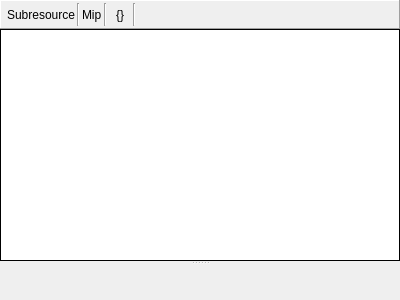
This is qrenderdoc/Windows/ConstantBufferPreviewer.ui in baldurk/renderdoc as Qt 5 draws it before an edit. The edited form follows.
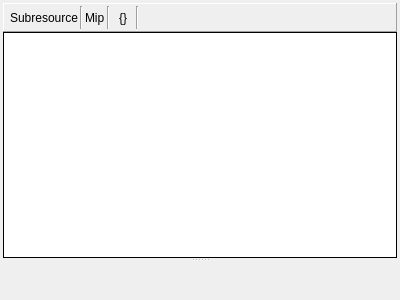
This is the edited form. Icons and pictures are not drawn. Custom widgets are drawn as their Qt base class.

Patch:
```diff
--- a/qrenderdoc/Windows/ConstantBufferPreviewer.ui
+++ b/qrenderdoc/Windows/ConstantBufferPreviewer.ui
@@ -18,16 +18,16 @@
     <number>0</number>
    </property>
    <property name="leftMargin">
-    <number>0</number>
+    <number>3</number>
    </property>
    <property name="topMargin">
-    <number>0</number>
+    <number>3</number>
    </property>
    <property name="rightMargin">
-    <number>0</number>
+    <number>3</number>
    </property>
    <property name="bottomMargin">
-    <number>0</number>
+    <number>3</number>
    </property>
    <item>
     <widget class="QSplitter" name="splitter">
```
